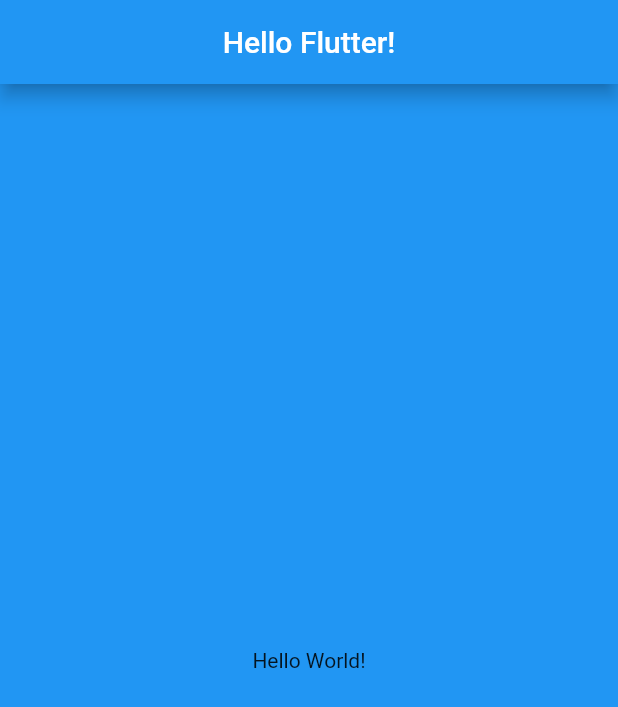
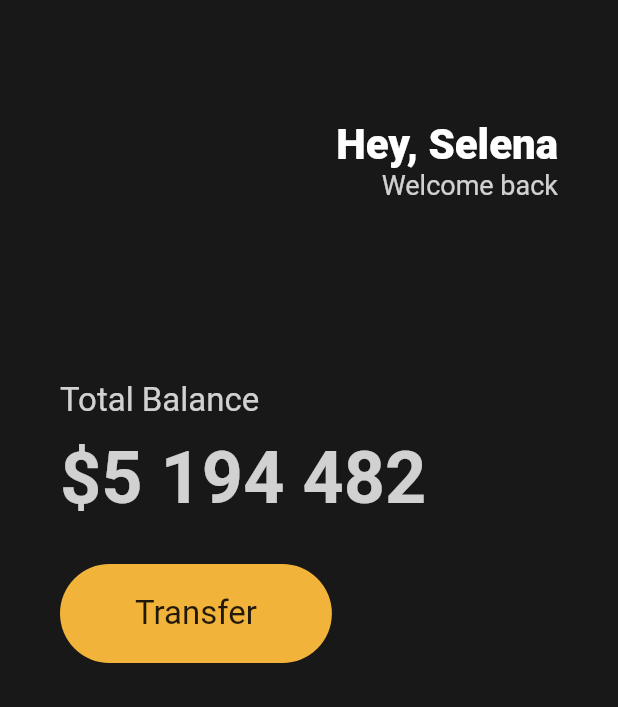
Before and after one commit to geunza/flutter_helloFlutter, a Flutter app: the screen it shows after launch, on a phone screen of 412 x 824 dp. Shown: the top 707 px of the screen. Run offline on Flutter 3.47's test engine with Material 2 defaults, Android fonts, the phone set to English and light mode, and no system bars.

Commit message:
레이아웃 작업

```diff
--- a/lib/main.dart
+++ b/lib/main.dart
@@ -1,24 +1,102 @@
 import 'package:flutter/material.dart';
 
+class Player {
+  String name;
+
+  Player(this.name);
+}
+
 void main() {
-  runApp(App());
+  var nico = Player("nico");
+  print(nico);
+  runApp(const App());
 }
 
 class App extends StatelessWidget {
+  const App({super.key});
+
   @override
   Widget build(BuildContext context) {
     return MaterialApp(
       home: Scaffold(
-        appBar: AppBar(
-          title: Text("Hello Flutter!"),
-          centerTitle: true,
-          elevation: 5,
-        ),
-        body: Center(
-          child: Text("Hello World!"),
-        ),
-        backgroundColor: Colors.blue,
-      ),
+          backgroundColor: const Color(0xFF181818),
+          body: Padding(
+            padding: const EdgeInsets.symmetric(horizontal: 40),
+            child: Column(
+              crossAxisAlignment: CrossAxisAlignment.start,
+              children: [
+                const SizedBox(
+                  height: 80,
+                ),
+                const Row(
+                  mainAxisAlignment: MainAxisAlignment.end,
+                  children: [
+                    Column(
+                      crossAxisAlignment: CrossAxisAlignment.end,
+                      children: [
+                        Text(
+                          'Hey, Selena',
+                          style: TextStyle(
+                            color: Colors.white,
+                            fontSize: 28,
+                            fontWeight: FontWeight.w800,
+                          ),
+                        ),
+                        Text(
+                          'Welcome back',
+                          style: TextStyle(
+                            color: Color.fromRGBO(255, 255, 255, 0.8),
+                            fontSize: 18,
+                          ),
+                        ),
+                      ],
+                    )
+                  ],
+                ),
+                const SizedBox(
+                  height: 120,
+                ),
+                Text("Total Balance",
+                    style: TextStyle(
+                      color: Colors.white.withOpacity(0.8),
+                      fontSize: 22,
+                    )),
+                const SizedBox(
+                  height: 10,
+                ),
+                Text("\$5 194 482",
+                    style: TextStyle(
+                      color: Colors.white.withOpacity(0.8),
+                      fontSize: 48,
+                      fontWeight: FontWeight.w600,
+                    )),
+                const SizedBox(
+                  height: 30,
+                ),
+                Row(
+                  children: [
+                    Container(
+                        decoration: BoxDecoration(
+                          color: const Color(0xFFF2B33A),
+                          borderRadius: BorderRadius.circular(45),
+                        ),
+                        child: const Padding(
+                          padding: EdgeInsets.symmetric(
+                            vertical: 20,
+                            horizontal: 50,
+                          ),
+                          child: Text(
+                            "Transfer",
+                            style: TextStyle(
+                              fontSize: 22,
+                            ),
+                          ),
+                        )),
+                  ],
+                )
+              ],
+            ),
+          )),
     );
   }
 }
```
Also changed, not shown: 1 other file.
